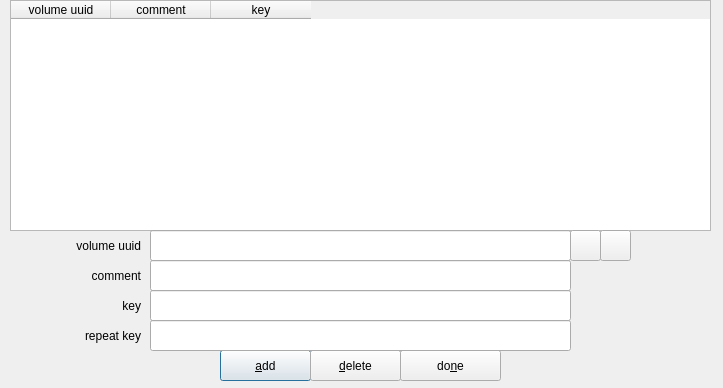
This is zuluCrypt-gui/kwalletconfig.ui in mhogomchungu/zuluCrypt as Qt 5 draws it before an edit. The edited form follows.
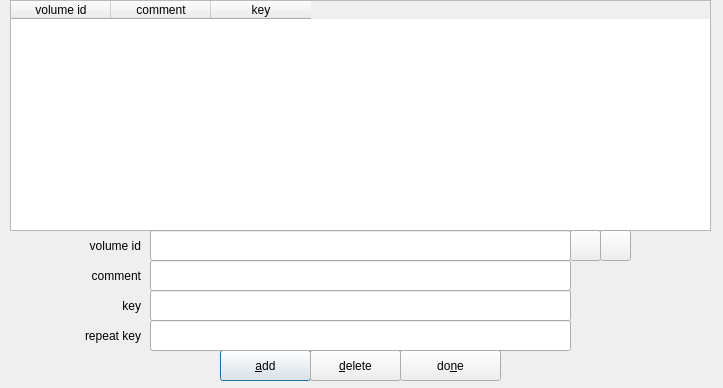
This is the edited form.

Commit message: add ability to store passphrases of non LUKS volumes by supporting storing of keys by volume path

```diff
--- a/zuluCrypt-gui/kwalletconfig.ui
+++ b/zuluCrypt-gui/kwalletconfig.ui
@@ -64,7 +64,7 @@
    </property>
    <column>
     <property name="text">
-     <string>volume uuid</string>
+     <string>volume id</string>
     </property>
    </column>
    <column>
@@ -121,7 +121,7 @@
     </rect>
    </property>
    <property name="text">
-    <string>volume uuid</string>
+    <string>volume id</string>
    </property>
    <property name="alignment">
     <set>Qt::AlignRight|Qt::AlignTrailing|Qt::AlignVCenter</set>
```
The commit also changes 9 other files.
